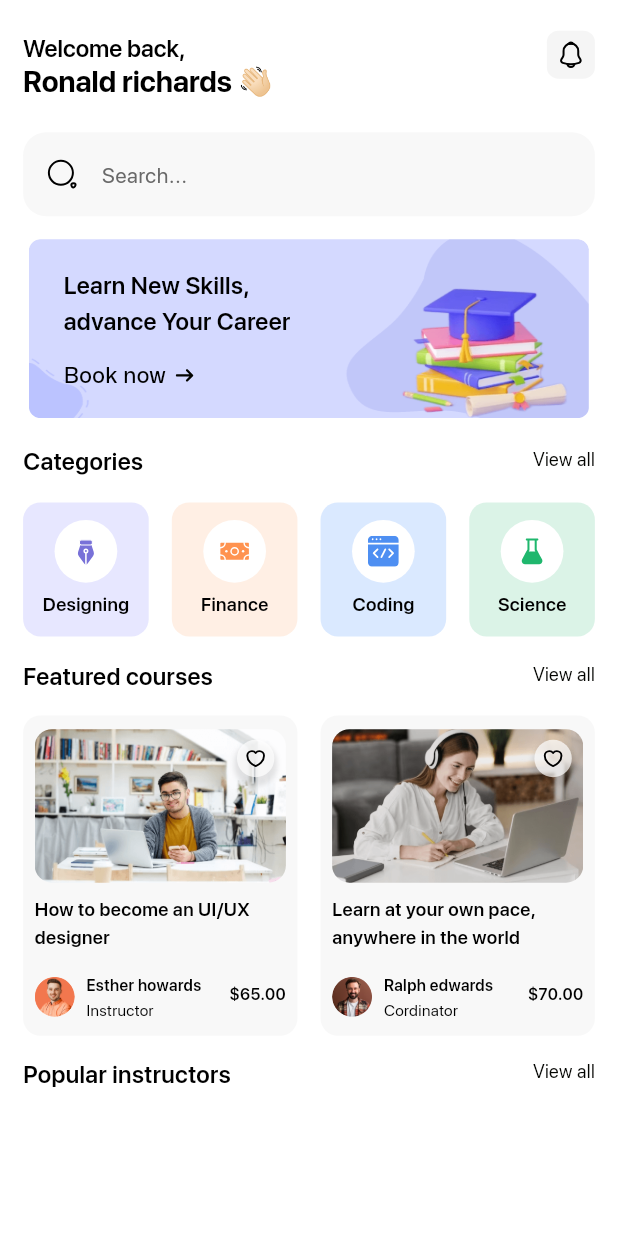
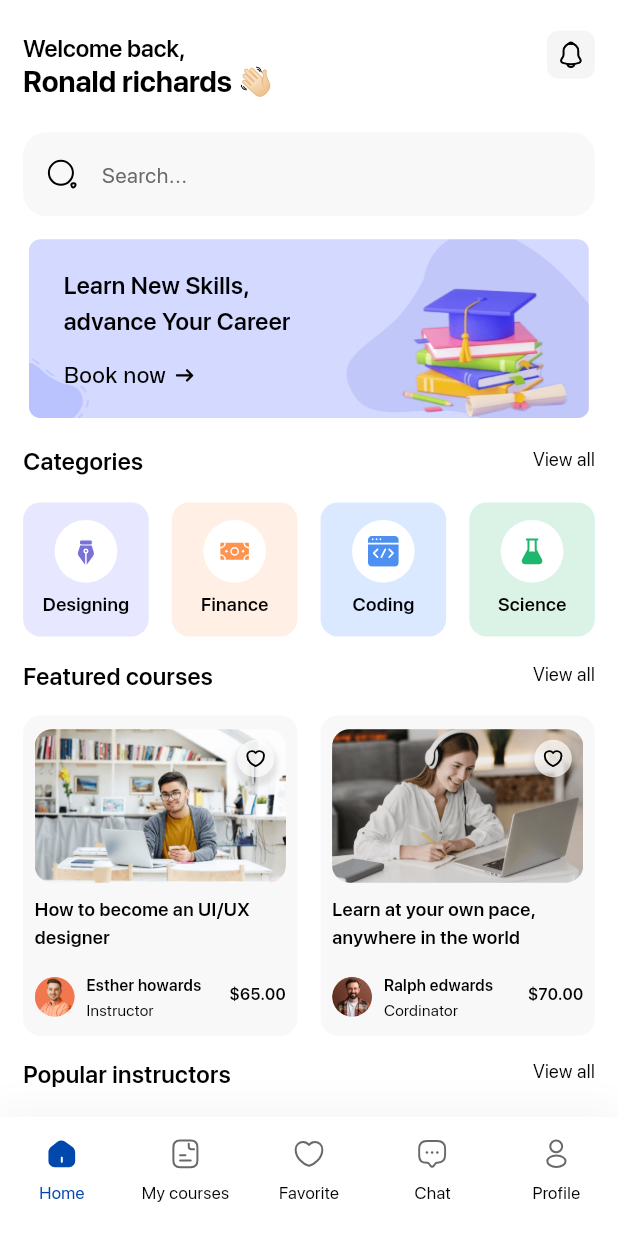
Before and after one commit to abuubaida921/Flutter_e_learning_app, a Flutter app: the HomeScreenContainerScreen screen opened by its route, on a phone screen of 412 x 824 dp. Run offline on Flutter 3.47's test engine with Material 3 defaults, Android fonts, the phone set to English and light mode, and no system bars; drawn by our look-alikes of carousel_slider; our stand-ins replace cached_network_image, connectivity_plus, flutter_staggered_animations, flutter_svg, fluttertoast, get and 1 more; accounts and stored records are empty.

Commit message:
Bottom NavBar added in Home Screen Container Page Implemented

```diff
--- a/lib/core/utils/image_constant.dart
+++ b/lib/core/utils/image_constant.dart
@@ -102,4 +102,18 @@ class ImageConstant {
   static String imgNoFavouritIcon = '$imagePath/no_favourite_icon_dark_theme.svg';
 
 
+  // bottom appbar icons
+  static String imgNavHomeInactive = '$imagePath/img_nav_home_inactive.svg';
+  static String imgNavHomeActive = '$imagePath/img_nav_home.svg';
+  static String imgNavMyCoursesInactive = '$imagePath/img_nav_my_courses.svg';
+  static String imgNavMyCoursesActive = '$imagePath/img_nav_my_courses_active.svg';
+  static String imgNavMyCoursesActiveDark = '$imagePath/my_cources_icon_dark.svg';
+  static String imgNavFavoriteInactive = '$imagePath/img_nav_favorite.svg';
+  static String imgNavFavoriteActive = '$imagePath/img_nav_favorite_active.svg';
+  static String imgNavChatInactive = '$imagePath/img_nav_chat.svg';
+  static String imgNavChatActive = '$imagePath/img_nav_chat_active.svg';
+  static String imgNavChatActiveDark = '$imagePath/chat_icon_dark.svg';
+  static String imgNavProfileInactive = '$imagePath/img_nav_profile.svg';
+  static String imgNavProfileActive = '$imagePath/img_nav_profile_active.svg';
+
 }
--- a/lib/routes/app_routes.dart
+++ b/lib/routes/app_routes.dart
@@ -25,6 +25,11 @@ class AppRoutes {
   static const String signUpScreen = '/sign_up_screen';
 
   static const String courseDetailsAboutScreen = '/course_details_about_screen';
+  static const String homeScreenPage = '/home_screen_page';
+  static const String myCourses1Page = '/my_courses1_page';
+  static const String favorite1Page = '/favorite1_page';
+  static const String chatsPage = '/chats_page';
+  static const String profileTabContainerPage = '/profile_tab_container_page';
 
 
   static List<GetPage> pages = [
--- /dev/null
+++ b/lib/widgets/custom_bottom_bar.dart
@@ -0,0 +1,195 @@
+import 'package:flutter/material.dart';
+import 'package:flutter_e_learning_app/core/app_export.dart';
+
+import 'app_bar/custom_bottom_bar_controller.dart';
+
+// ignore: must_be_immutable
+class CustomBottomBar extends StatelessWidget {
+  CustomBottomBar({
+    Key? key,
+    this.onChanged,
+  }) : super(
+    key: key,
+  );
+
+  RxInt selectedIndex = 0.obs;
+
+  List<BottomMenuModel> bottomMenuList = [
+    BottomMenuModel(
+      icon: ImageConstant.imgNavHomeInactive,
+      activeIcon: ImageConstant.imgNavHomeActive,
+      title: "lbl_home".tr,
+      type: BottomBarEnum.Home,
+    ),
+    BottomMenuModel(
+      icon: ImageConstant.imgNavMyCoursesInactive,
+      activeIcon: PrefUtils().getThemeData() == "primary"?ImageConstant.imgNavMyCoursesActive:
+      ImageConstant.imgNavMyCoursesActiveDark,
+      title: "lbl_my_courses".tr,
+      type: BottomBarEnum.Mycourses,
+    ),
+    BottomMenuModel(
+      icon: ImageConstant.imgNavFavoriteInactive,
+      activeIcon: ImageConstant.imgNavFavoriteActive,
+      title: "lbl_favorite".tr,
+      type: BottomBarEnum.Favorite,
+    ),
+    BottomMenuModel(
+      icon: ImageConstant.imgNavChatInactive,
+      activeIcon: PrefUtils().getThemeData() == "primary"?ImageConstant.imgNavChatActive:ImageConstant.imgNavChatActiveDark,
+      title: "lbl_chat".tr,
+      type: BottomBarEnum.Chat,
+    ),
+    BottomMenuModel(
+      icon: ImageConstant.imgNavProfileInactive,
+      activeIcon: ImageConstant.imgNavProfileActive,
+      title: "lbl_profile".tr,
+      type: BottomBarEnum.Profile,
+    )
+  ];
+
+  Function(BottomBarEnum)? onChanged;
+
+  @override
+  Widget build(BuildContext context) {
+    return Container(
+      decoration: PrefUtils().getThemeData() == "primary"?BoxDecoration(
+        color: appTheme.bgColor,
+        boxShadow: [
+          BoxShadow(
+            color:appTheme.black900.withOpacity(0.03),
+            spreadRadius: 2.h,
+            blurRadius: 16,
+            offset: Offset(
+              0,
+              -6,
+            ),
+          ),
+        ],
+      ):BoxDecoration(
+        color: appTheme.darkInput,
+      ),
+      child: GetBuilder<CustomBottomBarController>(
+        init: CustomBottomBarController(),
+        builder:(controller) =>  BottomNavigationBar(
+          backgroundColor: Colors.transparent,
+          showSelectedLabels: false,
+          showUnselectedLabels: false,
+          elevation: 0,
+          currentIndex: controller.selectedIndex,
+          type: BottomNavigationBarType.fixed,
+          items: List.generate(bottomMenuList.length, (index) {
+            return
+              BottomNavigationBarItem(
+                icon: Column(
+                  mainAxisSize: MainAxisSize.min,
+                  crossAxisAlignment: CrossAxisAlignment.center,
+                  mainAxisAlignment: MainAxisAlignment.start,
+                  children: [
+                    CustomImageView(
+                      imagePath: bottomMenuList[index].icon,
+                      height: 24.v,
+                      width: 24.v,
+                      // color: ColorConstant.indigo800,
+                    ),
+                    Padding(
+                      padding: EdgeInsets.only(
+                        top: 8.v,
+                      ),
+                      child: Text(
+                        bottomMenuList[index].title ?? "",
+                        overflow: TextOverflow.ellipsis,
+                        textAlign: TextAlign.left,
+                        style: CustomTextStyles.bodyMediumPrimary.copyWith(
+                          color: PrefUtils().getThemeData() == "primary"?appTheme.black900:appTheme.gray700,
+                        ),
+                      ),
+                    ),
+                  ],
+                ),
+                activeIcon: Column(
+                  mainAxisSize: MainAxisSize.min,
+                  crossAxisAlignment: CrossAxisAlignment.center,
+                  mainAxisAlignment: MainAxisAlignment.start,
+                  children: [
+                    CustomImageView(
+                      imagePath: bottomMenuList[index].activeIcon,
+                      height: 24.v,
+                      width: 24.v,
+                      // color: ColorConstant.indigo800,
+                    ),
+                    Padding(
+                      padding: EdgeInsets.only(
+                        top: 8.v,
+                      ),
+                      child: Text(
+                        bottomMenuList[index].title ?? "",
+                        overflow: TextOverflow.ellipsis,
+                        textAlign: TextAlign.left,
+                        style: CustomTextStyles.bodyMediumPrimary.copyWith(
+                          color: theme.colorScheme.primary,
+                        ),
+                      ),
+                    ),
+                  ],
+                ),
+                label: '',
+              );
+          }),
+          onTap:  (index) {
+            controller.getIndex(index);
+          },
+        ),
+      ),
+    );
+  }
+}
+
+enum BottomBarEnum {
+  Home,
+  Mycourses,
+  Favorite,
+  Chat,
+  Profile,
+}
+
+class BottomMenuModel {
+  BottomMenuModel({
+    required this.icon,
+    required this.activeIcon,
+    this.title,
+    required this.type,
+  });
+
+  String icon;
+
+  String activeIcon;
+
+  String? title;
+
+  BottomBarEnum type;
+}
+
+class DefaultWidget extends StatelessWidget {
+  @override
+  Widget build(BuildContext context) {
+    return Container(
+      color: Colors.white,
+      padding: EdgeInsets.all(10),
+      child: Center(
+        child: Column(
+          crossAxisAlignment: CrossAxisAlignment.start,
+          mainAxisAlignment: MainAxisAlignment.center,
+          children: [
+            Text(
+              'Please replace the respective Widget here',
+              style: TextStyle(
+                fontSize: 18,
+              ),
+            ),
+          ],
+        ),
+      ),
+    );
+  }
+}
```
Also changed, not shown: lib/presentation/home_screen_container_screen/home_screen_container_screen.dart (+109 -11 lines), lib/widgets/custom_outlined_button.dart (added, +74 -0 lines).
